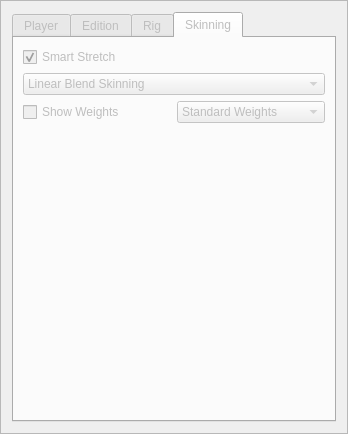
This is src/Gui/SkeletonBasedAnimation/SkeletonBasedAnimationUI.ui in STORM-IRIT/Radium-Engine as Qt 5 draws it before an edit. The edited form follows.
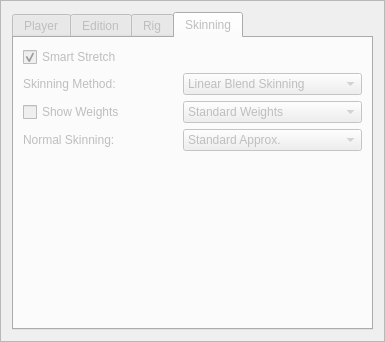
This is the edited form. The open tabs and pages were chosen to show the change. Icons and pictures are not drawn.

Commit message:
Add normal skinning enum: we either skin the normals (using the standard approximation) or recompute them through the geometry ; Cleanup skinning methods' interface ; add some skinning doc ;
FIXME: There is an issue with the STBS (transformation issues due to bone's bind matrix and mesh transform) ;

What changed in the file:
```diff
--- a/src/Gui/SkeletonBasedAnimation/SkeletonBasedAnimationUI.ui
+++ b/src/Gui/SkeletonBasedAnimation/SkeletonBasedAnimationUI.ui
@@ -9,8 +9,8 @@
    <rect>
     <x>0</x>
     <y>0</y>
-    <width>348</width>
-    <height>434</height>
+    <width>385</width>
+    <height>342</height>
    </rect>
   </property>
   <property name="windowTitle">
@@ -22,7 +22,7 @@
   <property name="frameShadow">
    <enum>QFrame::Raised</enum>
   </property>
-  <layout class="QVBoxLayout" name="verticalLayout_2">
+  <layout class="QHBoxLayout" name="horizontalLayout_2">
    <item>
     <widget class="QTabWidget" name="tabWidget">
      <property name="enabled">
@@ -189,26 +189,6 @@
        <string>Rig</string>
       </attribute>
       <layout class="QGridLayout" name="gridLayout">
-       <item row="0" column="0">
-        <widget class="QLabel" name="label">
-         <property name="sizePolicy">
-          <sizepolicy hsizetype="Fixed" vsizetype="Fixed">
-           <horstretch>0</horstretch>
-           <verstretch>0</verstretch>
-          </sizepolicy>
-         </property>
-         <property name="text">
-          <string>X-Ray:</string>
-         </property>
-        </widget>
-       </item>
-       <item row="2" column="0">
-        <widget class="QLabel" name="label_2">
-         <property name="text">
-          <string>Show:</string>
-         </property>
-        </widget>
-       </item>
        <item row="2" column="1">
         <widget class="QCheckBox" name="m_showSkeleton">
          <property name="text">
@@ -253,6 +233,13 @@
         </widget>
        </item>
        <item row="2" column="0">
+        <widget class="QLabel" name="label_2">
+         <property name="text">
+          <string>Show:</string>
+         </property>
+        </widget>
+       </item>
+       <item row="3" column="1">
         <spacer name="verticalSpacer_1">
          <property name="orientation">
           <enum>Qt::Vertical</enum>
@@ -265,14 +252,65 @@
          </property>
         </spacer>
        </item>
+       <item row="0" column="0">
+        <widget class="QLabel" name="label">
+         <property name="sizePolicy">
+          <sizepolicy hsizetype="Fixed" vsizetype="Fixed">
+           <horstretch>0</horstretch>
+           <verstretch>0</verstretch>
+          </sizepolicy>
+         </property>
+         <property name="text">
+          <string>X-Ray:</string>
+         </property>
+        </widget>
+       </item>
       </layout>
      </widget>
      <widget class="QWidget" name="m_skinning">
       <attribute name="title">
        <string>Skinning</string>
       </attribute>
-      <layout class="QVBoxLayout" name="verticalLayout_3">
-       <item>
+      <layout class="QGridLayout" name="gridLayout_3">
+       <item row="3" column="0">
+        <widget class="QLabel" name="label_5">
+         <property name="text">
+          <string>Normal Skinning:</string>
+         </property>
+        </widget>
+       </item>
+       <item row="1" column="0">
+        <widget class="QLabel" name="label_4">
+         <property name="text">
+          <string>Skinning Method:</string>
+         </property>
+        </widget>
+       </item>
+       <item row="3" column="1">
+        <widget class="QComboBox" name="m_normalSkinning">
+         <item>
+          <property name="text">
+           <string>Standard Approx.</string>
+          </property>
+         </item>
+         <item>
+          <property name="text">
+           <string>Geometric Eval.</string>
+          </property>
+         </item>
+        </widget>
+       </item>
+       <item row="2" column="0">
+        <widget class="QCheckBox" name="m_showWeights">
+         <property name="enabled">
+          <bool>false</bool>
+         </property>
+         <property name="text">
+          <string>Show Weights</string>
+         </property>
+        </widget>
+       </item>
+       <item row="0" column="0">
         <widget class="QCheckBox" name="m_smartStretch">
          <property name="enabled">
           <bool>false</bool>
@@ -288,7 +326,24 @@
          </property>
         </widget>
        </item>
-       <item>
+       <item row="2" column="1">
+        <widget class="QComboBox" name="m_weightsType">
+         <property name="enabled">
+          <bool>false</bool>
+         </property>
+         <item>
+          <property name="text">
+           <string>Standard Weights</string>
+          </property>
+         </item>
+         <item>
+          <property name="text">
+           <string>STBS Weights</string>
+          </property>
+         </item>
+        </widget>
+       </item>
+       <item row="1" column="1">
         <widget class="QComboBox" name="m_skinningMethod">
          <property name="enabled">
           <bool>false</bool>
@@ -310,48 +365,17 @@
          </item>
          <item>
           <property name="text">
-           <string>Stretchable and Twistable LBS</string>
+           <string>STBS with LBS</string>
           </property>
          </item>
          <item>
           <property name="text">
-           <string>Stretchable and Twistable DQS</string>
+           <string>STBS with DQS</string>
           </property>
          </item>
         </widget>
        </item>
-       <item>
-        <layout class="QHBoxLayout" name="horizontalLayout_3">
-         <item>
-          <widget class="QCheckBox" name="m_showWeights">
-           <property name="enabled">
-            <bool>false</bool>
-           </property>
-           <property name="text">
-            <string>Show Weights</string>
-           </property>
-          </widget>
-         </item>
-         <item>
-          <widget class="QComboBox" name="m_weightsType">
-           <property name="enabled">
-            <bool>false</bool>
-           </property>
-           <item>
-            <property name="text">
-             <string>Standard Weights</string>
-            </property>
-           </item>
-           <item>
-            <property name="text">
-             <string>STBS Weights</string>
-            </property>
-           </item>
-          </widget>
-         </item>
-        </layout>
-       </item>
-       <item>
+       <item row="4" column="0">
         <spacer name="verticalSpacer_2">
          <property name="orientation">
           <enum>Qt::Vertical</enum>
```
The commit also changes 13 other files.
